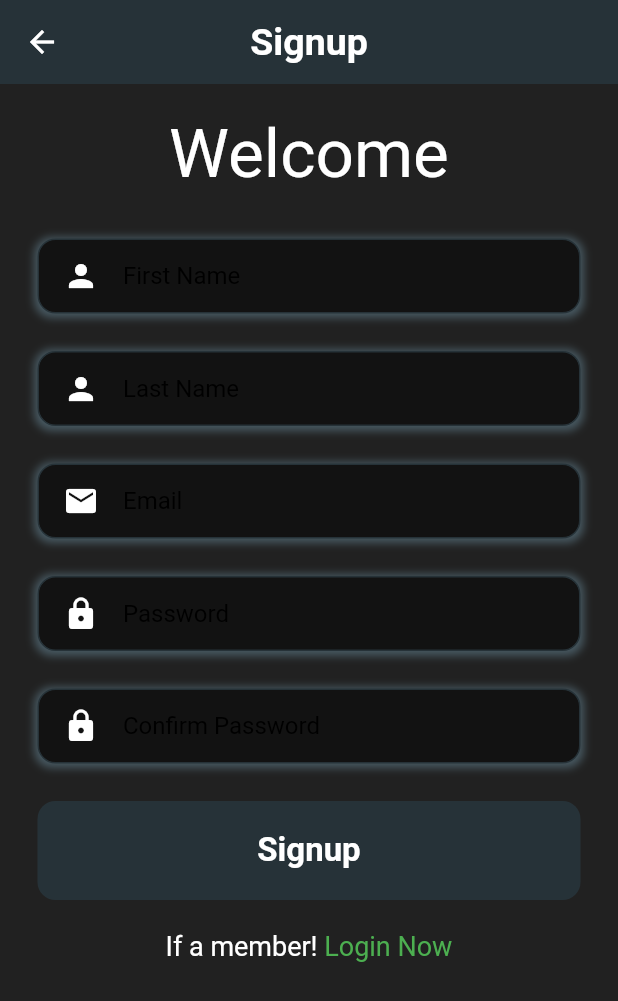
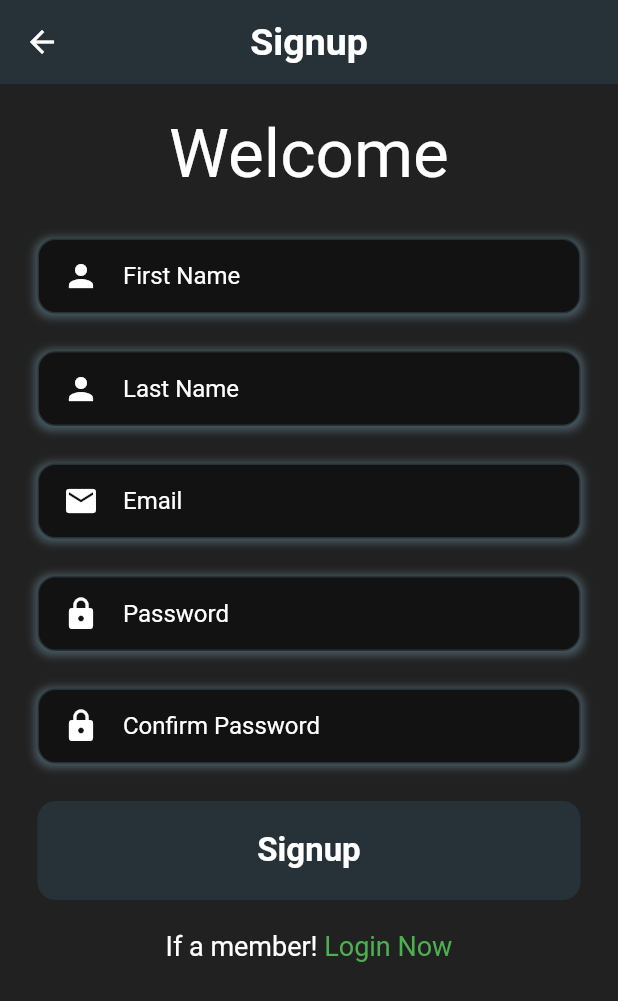
Before and after one commit to Robeleph22/finapp, a Flutter app: the SignUp screen opened directly, on a phone screen of 412 x 824 dp. Shown: the top 1001 px of the screen. Run offline on Flutter 3.47's test engine with Material 2 defaults, Android fonts, the phone set to English and light mode, and no system bars; our stand-ins replace cloud_firestore, firebase_auth, firebase_core, fl_chart, flutter_slidable, google_fonts and 3 more; accounts and stored records are empty; network calls fail.

```diff
--- a/lib/Bottom Pages/Dashbord.dart
+++ b/lib/Bottom Pages/Dashbord.dart
@@ -97,7 +97,6 @@
                 leading: ChangeThemeButtonWidget(),
                 title: Text('Dark Mode',style: TextStyle(fontSize: 18,color: Colors.white)),
               ),
-              Divider(color: Colors.green,),
 
             ],
 
--- a/lib/Pages/SignUp.dart
+++ b/lib/Pages/SignUp.dart
@@ -126,7 +126,7 @@
                             icon: Icon(Icons.person,color: Theme.of(context).bottomAppBarColor),
                             border: InputBorder.none,
                             hintText: "First Name",
-                            hintStyle: TextStyle(color: Colors.black),
+                            hintStyle: TextStyle(color: Theme.of(context).textTheme.caption?.color),
                           ),
                         ),
                       ),
@@ -163,7 +163,7 @@
                             icon: Icon(Icons.person,color: Theme.of(context).bottomAppBarColor),
                             border: InputBorder.none,
                             hintText: "Last Name",
-                            hintStyle: TextStyle(color: Colors.black),
+                            hintStyle: TextStyle(color: Theme.of(context).textTheme.caption?.color),
                           ),
                         ),
                       ),
@@ -202,7 +202,7 @@
                                 icon: Icon(Icons.email,color: Theme.of(context).bottomAppBarColor),
                                 border: InputBorder.none,
                                 hintText: "Email",
-                                hintStyle: TextStyle(color: Colors.black),
+                                hintStyle: TextStyle(color: Theme.of(context).textTheme.caption?.color),
                               )
                           )
                       ),
@@ -239,7 +239,7 @@
                             icon: Icon(Icons.lock,color: Theme.of(context).bottomAppBarColor),
                             border: InputBorder.none,
                             hintText: "Password",
-                            hintStyle: TextStyle(color: Colors.black),
+                            hintStyle: TextStyle(color: Theme.of(context).textTheme.caption?.color),
 
                           ),
                         ),
@@ -277,7 +277,7 @@
                             icon: Icon(Icons.lock,color: Theme.of(context).bottomAppBarColor),
                             border: InputBorder.none,
                             hintText: "Confirm Password",
-                            hintStyle: TextStyle(color: Colors.black),
+                            hintStyle: TextStyle(color: Theme.of(context).textTheme.caption?.color),
 
                           ),
                         ),
--- a/pubspec.yaml
+++ b/pubspec.yaml
@@ -43,6 +43,7 @@
   firebase_auth: ^4.0.2
   cloud_firestore: ^4.0.3
   flutter_svg: ^1.1.6
+  google_sign_in: ^5.4.2
   provider: ^6.0.4
   dropdown_textfield: ^1.0.6
   fl_chart: ^0.55.2
@@ -50,6 +51,7 @@
   hive: ^2.2.3
   hive_flutter: ^1.1.0
   syncfusion_flutter_charts: ^20.3.60
+
 dev_dependencies:
   flutter_test:
     sdk: flutter
```
Also changed, not shown: lib/DataBase/DataBase.dart (+8 -7 lines), lib/Pages/ForgetPasswordpage.dart (+9 -1 lines), pubspec.lock.
